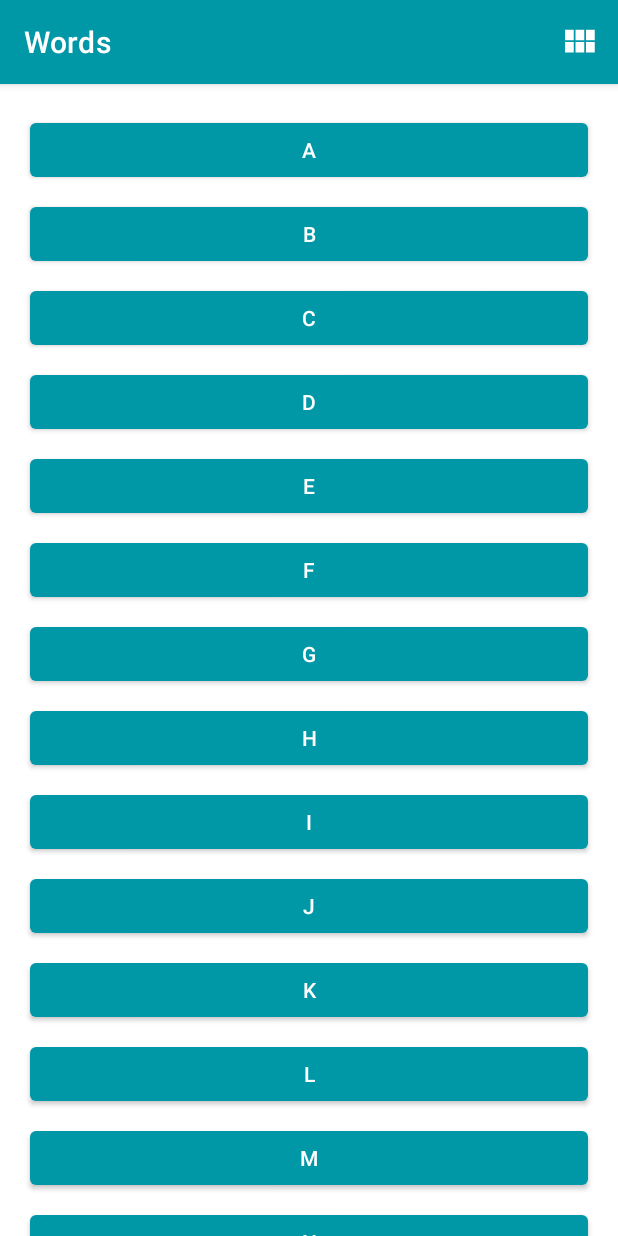
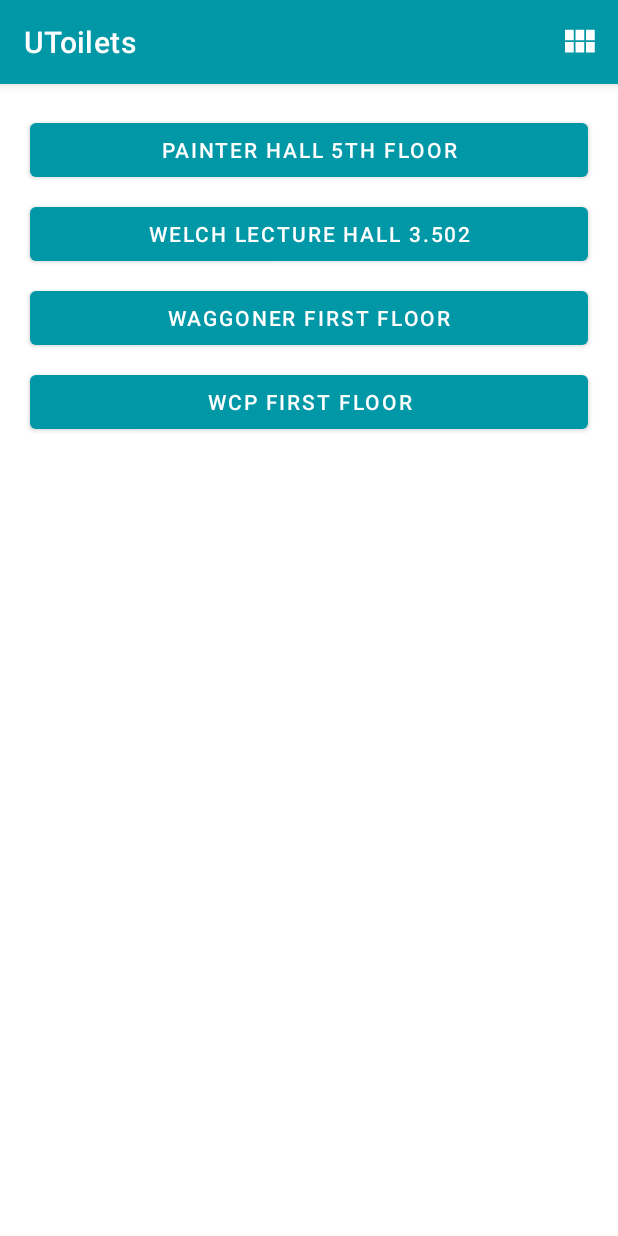
Before and after one commit to alexabarkley1/utoilets2, an Android app: the screen it shows after launch (MainActivity), on a phone screen of 412 x 824 dp. Run offline under Robolectric (Android 15) with nearby library versions, the phone set to English and light mode, and no system bars.

Commit message:
Starting to modify app, changing button text and renaming files

```diff
--- a/app/build.gradle
+++ b/app/build.gradle
@@ -24,7 +24,7 @@ android {
     buildToolsVersion "30.0.2"
 
     defaultConfig {
-        applicationId "com.example.wordsapp"
+        applicationId "com.example.utoilets"
         minSdkVersion 19
         targetSdkVersion 30
         versionCode 1
--- a/app/src/main/java/com/example/wordsapp/MainActivity.kt
+++ b/app/src/main/java/com/example/UToilets/MainActivity.kt
@@ -13,7 +13,7 @@
  * See the License for the specific language governing permissions and
  * limitations under the License.
  */
-package com.example.wordsapp
+package com.example.utoilets
 
 import android.os.Bundle
 import android.view.Menu
@@ -23,7 +23,7 @@ import androidx.core.content.ContextCompat
 import androidx.recyclerview.widget.GridLayoutManager
 import androidx.recyclerview.widget.LinearLayoutManager
 import androidx.recyclerview.widget.RecyclerView
-import com.example.wordsapp.databinding.ActivityMainBinding
+import com.example.utoilets.databinding.ActivityMainBinding
 
 /**
  * Main Activity and entry point for the app. Displays a RecyclerView of letters.
@@ -53,7 +53,7 @@ class MainActivity : AppCompatActivity() {
         } else {
             recyclerView.layoutManager = GridLayoutManager(this, 4)
         }
-        recyclerView.adapter = LetterAdapter()
+        recyclerView.adapter = ToiletAdapter()
     }
 
     private fun setIcon(menuItem: MenuItem?) {
--- a/app/src/main/java/com/example/wordsapp/LetterAdapter.kt
+++ b/app/src/main/java/com/example/UToilets/ToiletAdapter.kt
@@ -13,7 +13,7 @@
  * See the License for the specific language governing permissions and
  * limitations under the License.
  */
-package com.example.wordsapp
+package com.example.utoilets
 
 import android.content.Intent
 import android.os.Build
@@ -29,16 +29,16 @@ import androidx.recyclerview.widget.RecyclerView
 /**
  * Adapter for the [RecyclerView] in [MainActivity].
  */
-class LetterAdapter :
-    RecyclerView.Adapter<LetterAdapter.LetterViewHolder>() {
+class ToiletAdapter :
+    RecyclerView.Adapter<ToiletAdapter.ToiletViewHolder>() {
 
-    // Generates a [CharRange] from 'A' to 'Z' and converts it to a list
-    private val list = ('A').rangeTo('Z').toList()
+    // Creating a list of bathrooms on campus
+    private val list = listOf("Painter Hall 5th Floor", "Welch Lecture Hall 3.502", "Waggoner First Floor", "WCP First Floor")
 
     /**
      * Provides a reference for the views needed to display items in your list.
      */
-    class LetterViewHolder(val view: View) : RecyclerView.ViewHolder(view) {
+    class ToiletViewHolder(val view: View) : RecyclerView.ViewHolder(view) {
         val button = view.findViewById<Button>(R.id.button_item)
     }
 
@@ -49,20 +49,20 @@ class LetterAdapter :
     /**
      * Creates new views with R.layout.item_view as its template
      */
-    override fun onCreateViewHolder(parent: ViewGroup, viewType: Int): LetterViewHolder {
+    override fun onCreateViewHolder(parent: ViewGroup, viewType: Int): ToiletViewHolder {
         val layout = LayoutInflater
             .from(parent.context)
             .inflate(R.layout.item_view, parent, false)
 
         // Setup custom accessibility delegate to set the text read
         layout.accessibilityDelegate = Accessibility
-        return LetterViewHolder(layout)
+        return ToiletViewHolder(layout)
     }
 
     /**
      * Replaces the content of an existing view with new data
      */
-    override fun onBindViewHolder(holder: LetterViewHolder, position: Int) {
+    override fun onBindViewHolder(holder: ToiletViewHolder, position: Int) {
         val item = list.get(position)
         holder.button.text = item.toString()
 
@@ -74,7 +74,7 @@ class LetterAdapter :
             // Add the selected letter to the intent as extra data
             // The text of Buttons are [CharSequence], a list of characters,
             // so it must be explicitly converted into a [String].
-            intent.putExtra(DetailActivity.LETTER, holder.button.text.toString())
+            intent.putExtra(DetailActivity.TOILET, holder.button.text.toString())
             // Start an activity using the data and destination from the Intent.
             context.startActivity(intent)
         }
--- a/app/src/main/java/com/example/wordsapp/WordAdapter.kt
+++ b/app/src/main/java/com/example/UToilets/WordAdapter.kt
@@ -13,7 +13,7 @@
  * See the License for the specific language governing permissions and
  * limitations under the License.
  */
-package com.example.wordsapp
+package com.example.utoilets
 
 import android.content.Context
 import android.content.Intent
--- a/app/src/main/res/values/strings.xml
+++ b/app/src/main/res/values/strings.xml
@@ -15,9 +15,9 @@
      limitations under the License.
 -->
 <resources>
-    <string name="app_name">Words</string>
-    <string name="detail_prefix">Words That Start With</string>
+    <string name="app_name">UToilets</string>
+    <string name="detail_prefix">Bathroom: </string>
     <string name="action_switch_layout">Switch Layout</string>
-    <string name="look_up_word">Look up word in a Browser Search</string>
-    <string name="look_up_words">Show Stored Words</string>
+    <string name="look_up_word">Look up building directions on Google</string>
+    <string name="look_up_words">Show Stored Bathrooms</string>
 </resources>
```
Also changed, not shown: app/src/main/AndroidManifest.xml (+4 -4 lines), app/src/main/java/com/example/UToilets/DetailActivity.kt (renamed from app/src/main/java/com/example/wordsapp/DetailActivity.kt, +6 -6 lines), 1 other file.
